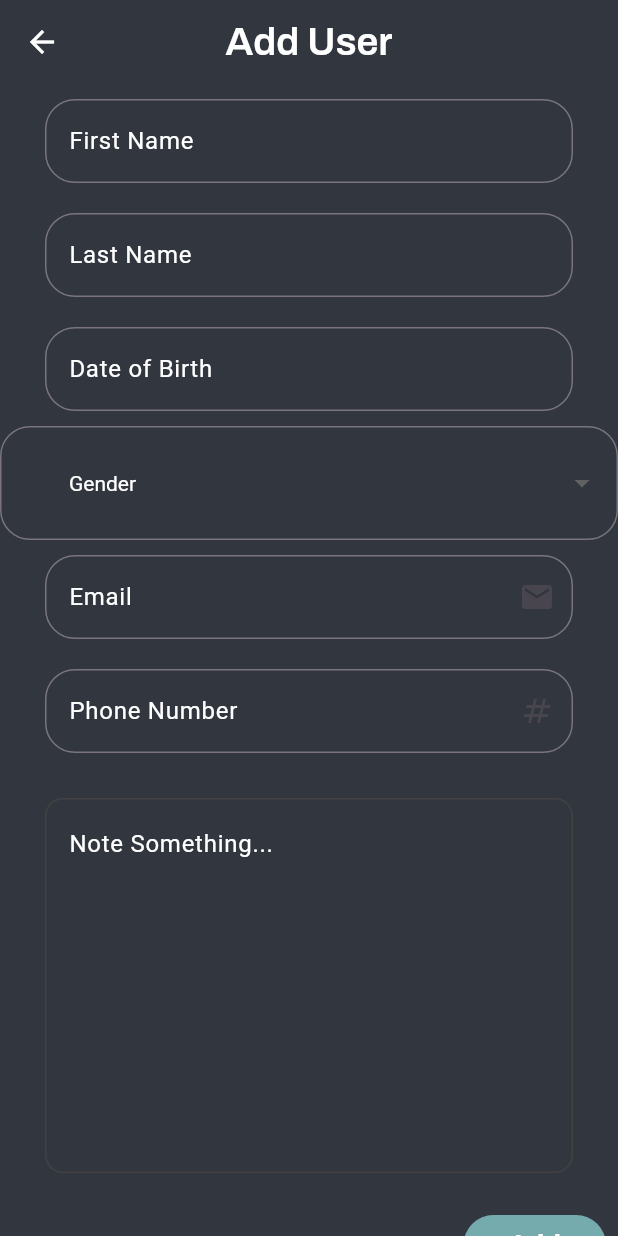
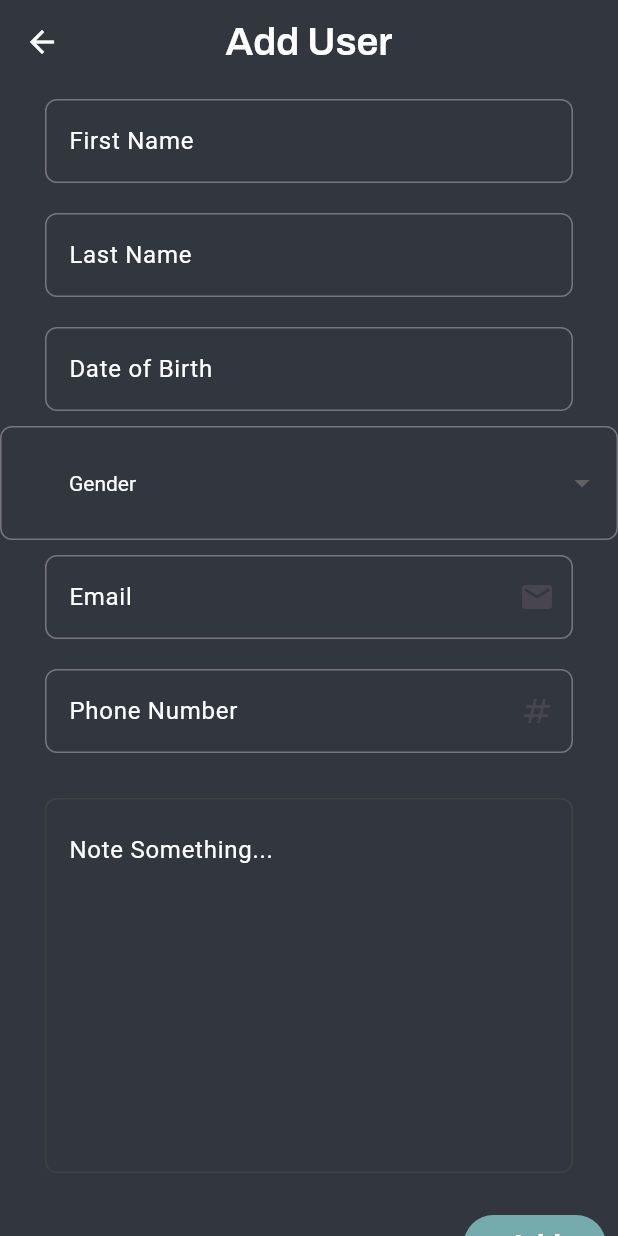
Before and after one commit to IrfanAhmad24/Data_Application, a Flutter app: the UserDetailsPage screen opened directly, on a phone screen of 412 x 824 dp. Run offline on Flutter 3.47's test engine with Material 3 defaults, Android fonts, the phone set to English and light mode, and no system bars; our stand-ins replace google_fonts, responsive_builder; accounts and stored records are empty.

Commit message:
Change in UI

```diff
--- a/lib/screens/user_details.dart
+++ b/lib/screens/user_details.dart
@@ -68,7 +68,7 @@ class _UserDetailsPageState extends State<UserDetailsPage> {
                               horizontal:
                                   MediaQuery.of(context).size.width < 600
                                       ? 30
-                                      : 250,
+                                      : 200,
                               vertical: 10),
                           child: TextFormField(
                               style: const TextStyle(color: Colors.white),
@@ -81,7 +81,7 @@ class _UserDetailsPageState extends State<UserDetailsPage> {
                                   labelStyle:
                                       const TextStyle(color: Colors.white),
                                   focusedBorder: OutlineInputBorder(
-                                    borderRadius: BorderRadius.circular(20),
+                                    borderRadius: BorderRadius.circular(8.0),
                                     borderSide: const BorderSide(
                                       color: Color(0xff76ABAE),
                                     ), // Border color when focused
@@ -92,7 +92,7 @@ class _UserDetailsPageState extends State<UserDetailsPage> {
                                           : Colors.white),
                                   enabled: true,
                                   border: OutlineInputBorder(
-                                    borderRadius: BorderRadius.circular(20),
+                                    borderRadius: BorderRadius.circular(8.0),
                                   )),
                               obscureText: false,
                               initialValue: currentUser.firstName ?? '',
@@ -113,7 +113,7 @@ class _UserDetailsPageState extends State<UserDetailsPage> {
                               horizontal:
                                   MediaQuery.of(context).size.width < 600
                                       ? 30
-                                      : 250,
+                                      : 200,
                               vertical: 10),
                           child: TextFormField(
                               style: const TextStyle(color: Colors.white),
@@ -126,7 +126,7 @@ class _UserDetailsPageState extends State<UserDetailsPage> {
                                   labelStyle:
                                       const TextStyle(color: Colors.white),
                                   focusedBorder: OutlineInputBorder(
-                                    borderRadius: BorderRadius.circular(20),
+                                    borderRadius: BorderRadius.circular(8.0),
                                     borderSide: const BorderSide(
                                       color: Color(0xff76ABAE),
                                     ), // Border color when focused
@@ -137,7 +137,7 @@ class _UserDetailsPageState extends State<UserDetailsPage> {
                                           : Colors.white),
                                   enabled: true,
                                   border: OutlineInputBorder(
-                                    borderRadius: BorderRadius.circular(20),
+                                    borderRadius: BorderRadius.circular(8.0),
                                   )),
                               obscureText: false,
                               initialValue: currentUser.lastName ?? '',
@@ -158,13 +158,9 @@ class _UserDetailsPageState extends State<UserDetailsPage> {
                               horizontal:
                                   MediaQuery.of(context).size.width < 600
                                       ? 30
-                                      : 250,
+                                      : 200,
                               vertical: 10),
                           child: TextFormField(
-                            initialValue: currentUser.dateOfBirth != null
-                                ? DateFormat('yyy-MM-dd')
-                                    .format(currentUser.dateOfBirth!)
-                                : null, // Set initial value to user's date of birth if available ,
                             style: const TextStyle(color: Colors.white),
                             cursorColor: const Color(0xff76ABAE),
                             controller: dateController,
@@ -189,7 +185,7 @@ class _UserDetailsPageState extends State<UserDetailsPage> {
                               labelText: 'Date of Birth',
                               labelStyle: const TextStyle(color: Colors.white),
                               focusedBorder: OutlineInputBorder(
-                                borderRadius: BorderRadius.circular(20),
+                                borderRadius: BorderRadius.circular(8.0),
                                 borderSide: const BorderSide(
                                   color: Color(0xff76ABAE),
                                 ), // Border color when focused
@@ -198,7 +194,7 @@ class _UserDetailsPageState extends State<UserDetailsPage> {
                                   color:
                                       _isFocused ? Colors.blue : Colors.white),
                               border: OutlineInputBorder(
-                                  borderRadius: BorderRadius.circular(20)),
+                                  borderRadius: BorderRadius.circular(8.0)),
                             ),
                           ),
                         ),
@@ -209,7 +205,7 @@ class _UserDetailsPageState extends State<UserDetailsPage> {
                                 horizontal:
                                     MediaQuery.of(context).size.width < 600
                                         ? 30
-                                        : 250,
+                                        : 200,
                                 vertical: 10),
                             decoration: InputDecoration(
                                 border: OutlineInputBorder(
@@ -217,7 +213,7 @@ class _UserDetailsPageState extends State<UserDetailsPage> {
                                         color: _isFocused
                                             ? Color(0xff76ABAE)
                                             : Colors.white),
-                                    borderRadius: BorderRadius.circular(20))),
+                                    borderRadius: BorderRadius.circular(8.0))),
                             hint: Text(
                               'Gender',
                               style: TextStyle(
@@ -243,7 +239,7 @@ class _UserDetailsPageState extends State<UserDetailsPage> {
                               horizontal:
                                   MediaQuery.of(context).size.width < 600
                                       ? 30
-                                      : 250,
+                                      : 200,
                               vertical: 10),
                           child: TextFormField(
                               style: const TextStyle(color: Colors.white),
@@ -255,7 +251,7 @@ class _UserDetailsPageState extends State<UserDetailsPage> {
                                   labelStyle:
                                       const TextStyle(color: Colors.white),
                                   focusedBorder: OutlineInputBorder(
-                                    borderRadius: BorderRadius.circular(20),
+                                    borderRadius: BorderRadius.circular(8.0),
                                     borderSide: const BorderSide(
                                       color: Color(0xff76ABAE),
                                     ), // Border color when focused
@@ -266,7 +262,7 @@ class _UserDetailsPageState extends State<UserDetailsPage> {
                                           : Colors.white),
                                   enabled: true,
                                   border: OutlineInputBorder(
-                                    borderRadius: BorderRadius.circular(20),
+                                    borderRadius: BorderRadius.circular(8.0),
                                   )),
                               initialValue: currentUser.email ?? '',
                               onChanged: (value) {
@@ -287,7 +283,7 @@ class _UserDetailsPageState extends State<UserDetailsPage> {
                               horizontal:
                                   MediaQuery.of(context).size.width < 600
                                       ? 30
-                                      : 250,
+                                      : 200,
                               vertical: 10),
                           child: TextFormField(
                               style: const TextStyle(color: Colors.white),
@@ -299,7 +295,7 @@ class _UserDetailsPageState extends State<UserDetailsPage> {
                                   labelStyle:
                                       const TextStyle(color: Colors.white),
                                   focusedBorder: OutlineInputBorder(
-                                    borderRadius: BorderRadius.circular(20),
+                                    borderRadius: BorderRadius.circular(8.0),
 
                                     borderSide: const BorderSide(
                                       color: Color(0xff76ABAE),
@@ -311,7 +307,7 @@ class _UserDetailsPageState extends State<UserDetailsPage> {
                                           : Colors.white),
                                   enabled: true,
                                   border: OutlineInputBorder(
-                                    borderRadius: BorderRadius.circular(20),
+                                    borderRadius: BorderRadius.circular(8.0),
                                   )),
                               obscureText: false,
                               initialValue: currentUser.phoneNumber ?? '',
@@ -334,7 +330,7 @@ class _UserDetailsPageState extends State<UserDetailsPage> {
                               horizontal:
                                   MediaQuery.of(context).size.width < 600
                                       ? 30
-                                      : 250,
+                                      : 200,
                               vertical: 20),
                           child: Container(
                             height: 250,
@@ -343,7 +339,7 @@ class _UserDetailsPageState extends State<UserDetailsPage> {
                                 border: Border.all(
                                   color: Colors.grey.shade800,
                                 ),
-                                borderRadius: BorderRadius.circular(12)),
+                                borderRadius: BorderRadius.circular(8.0)),
                             child: Padding(
                               padding: const EdgeInsets.symmetric(
                                   horizontal: 15, vertical: 10),
@@ -352,7 +348,7 @@ class _UserDetailsPageState extends State<UserDetailsPage> {
                                 cursorColor: const Color(0xff76ABAE),
                                 keyboardType: TextInputType.multiline,
                                 enabled: true,
-                                maxLines: 20,
+                                maxLines: null,
                                 decoration: const InputDecoration(
                                   hintText: "Note Something...",
                                   hintStyle: TextStyle(color: Colors.white),
```
Also changed, not shown: lib/screens/home.dart (+23 -25 lines).
